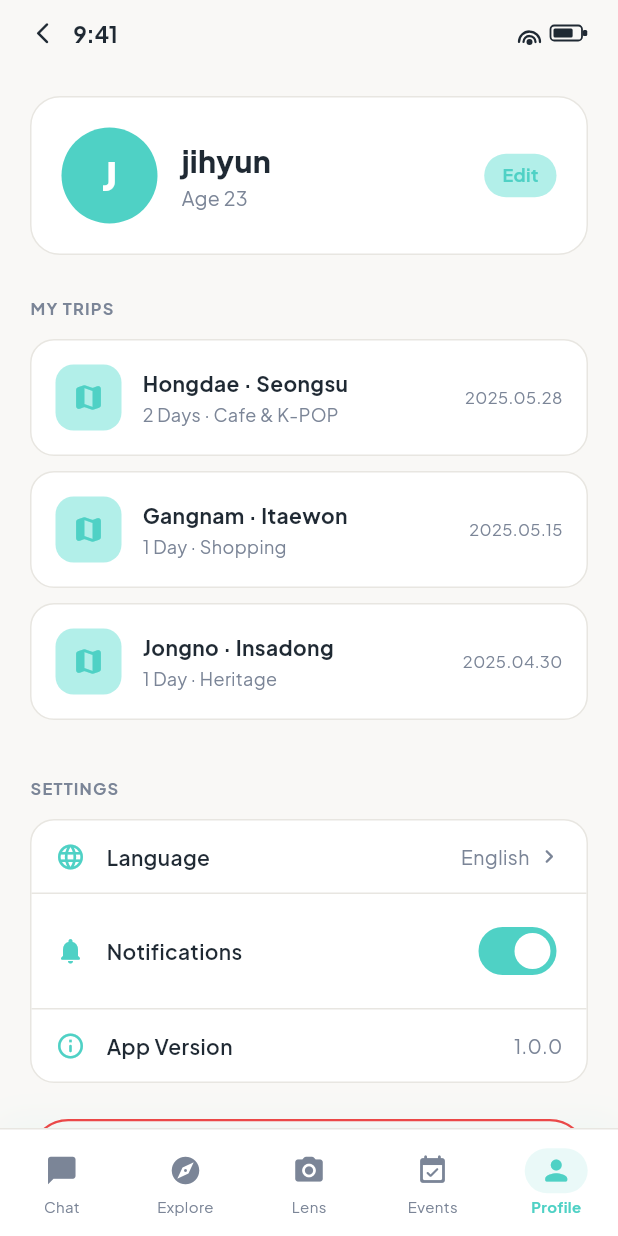
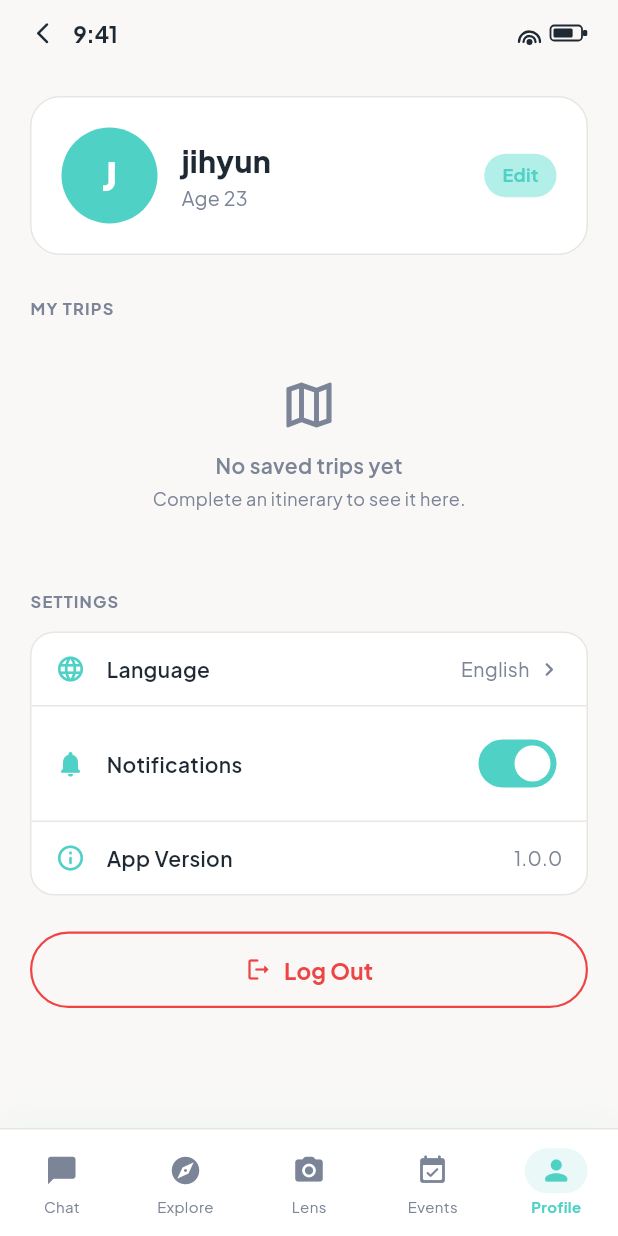
Before and after one commit to kdlee02/seoulfit_flutter_app, a Flutter app: the ProfileScreen screen opened by its route, on a phone screen of 412 x 824 dp. Run offline on Flutter 3.47's test engine with Material 3 defaults, Android fonts, the phone set to English and light mode, and no system bars; our stand-ins replace flutter_map, flutter_tts, google_fonts, image_picker, latlong2, permission_handler and 2 more; missing offline and left inert: file_saver, kakao_map_plugin; accounts and stored records are empty.

Commit message:
feat: emoji restore, checkbox right, My Trips source links, Events Gemini API, shared_preferences
Co-Authored-By: Claude Sonnet 4.6 <noreply@anthropic.com>

```diff
--- a/lib/screens/profile_screen.dart
+++ b/lib/screens/profile_screen.dart
@@ -1,8 +1,10 @@
 import 'package:flutter/material.dart';
 import 'package:google_fonts/google_fonts.dart';
+import 'package:url_launcher/url_launcher.dart';
 import '../theme/app_theme.dart';
 import '../widgets/app_status_bar.dart';
 import '../widgets/app_bottom_nav.dart';
+import '../services/trip_storage_service.dart';
 
 class ProfileScreen extends StatefulWidget {
   const ProfileScreen({super.key});
@@ -12,18 +14,24 @@ class ProfileScreen extends StatefulWidget {
 }
 
 class _ProfileScreenState extends State<ProfileScreen> {
-  // 실제 로그인 연동 시 이 변수들을 교체
   final String _userName = 'jihyun';
   final int _userAge = 23;
 
   bool _notificationsEnabled = true;
   String _language = 'English';
 
-  static const _trips = [
-    _TripRecord('Hongdae · Seongsu', '2 Days', 'Cafe & K-POP', '2025.05.28'),
-    _TripRecord('Gangnam · Itaewon', '1 Day', 'Shopping', '2025.05.15'),
-    _TripRecord('Jongno · Insadong', '1 Day', 'Heritage', '2025.04.30'),
-  ];
+  List<SavedTrip> _trips = [];
+
+  @override
+  void initState() {
+    super.initState();
+    _loadTrips();
+  }
+
+  Future<void> _loadTrips() async {
+    final trips = await TripStorageService.getTrips();
+    if (mounted) setState(() => _trips = trips);
+  }
 
   @override
   Widget build(BuildContext context) {
@@ -44,6 +52,9 @@ class _ProfileScreenState extends State<ProfileScreen> {
                     const SizedBox(height: 28),
                     _sectionLabel('My Trips'),
                     const SizedBox(height: 12),
+                    if (_trips.isEmpty)
+                      _buildEmptyTrips()
+                    else
                       ..._trips.map((t) => _TripCard(trip: t)),
                     const SizedBox(height: 28),
                     _sectionLabel('Settings'),
@@ -59,6 +70,29 @@ class _ProfileScreenState extends State<ProfileScreen> {
             const AppBottomNav(currentIndex: 4),
           ],
         ),
+      ),
+    );
+  }
+
+  Widget _buildEmptyTrips() {
+    return Container(
+      padding: const EdgeInsets.symmetric(vertical: 24),
+      width: double.infinity,
+      child: Column(
+        children: [
+          const Icon(Icons.map_outlined, size: 40, color: kSubtext),
+          const SizedBox(height: 10),
+          Text(
+            'No saved trips yet',
+            style: GoogleFonts.plusJakartaSans(
+                fontSize: 14, fontWeight: FontWeight.w600, color: kSubtext),
+          ),
+          const SizedBox(height: 4),
+          Text(
+            'Complete an itinerary to see it here.',
+            style: GoogleFonts.plusJakartaSans(fontSize: 12, color: kSubtext),
+          ),
+        ],
       ),
     );
   }
@@ -285,17 +319,16 @@ class _ProfileScreenState extends State<ProfileScreen> {
   }
 }
 
-class _TripRecord {
-  final String areas;
-  final String duration;
-  final String theme;
-  final String date;
-  const _TripRecord(this.areas, this.duration, this.theme, this.date);
+class _TripCard extends StatelessWidget {
+  final SavedTrip trip;
+  const _TripCard({required this.trip});
+
+  Future<void> _openLink(String url) async {
+    final uri = Uri.tryParse(url);
+    if (uri != null && await canLaunchUrl(uri)) {
+      await launchUrl(uri, mode: LaunchMode.externalApplication);
     }
-
-class _TripCard extends StatelessWidget {
-  final _TripRecord trip;
-  const _TripCard({required this.trip});
+  }
 
   @override
   Widget build(BuildContext context) {
@@ -307,7 +340,10 @@ class _TripCard extends StatelessWidget {
         borderRadius: BorderRadius.circular(16),
         border: Border.all(color: kCardBorder),
       ),
-      child: Row(
+      child: Column(
+        crossAxisAlignment: CrossAxisAlignment.start,
+        children: [
+          Row(
             children: [
               Container(
                 width: 44,
@@ -323,21 +359,58 @@ class _TripCard extends StatelessWidget {
                 child: Column(
                   crossAxisAlignment: CrossAxisAlignment.start,
                   children: [
-                Text(trip.areas,
+                    Text(trip.title,
                         style: GoogleFonts.plusJakartaSans(
                             fontSize: 14,
                             fontWeight: FontWeight.w700,
                             color: kInk)),
                     const SizedBox(height: 3),
-                Text('${trip.duration} · ${trip.theme}',
+                    Text(trip.date,
                         style: GoogleFonts.plusJakartaSans(
                             fontSize: 12, color: kSubtext)),
                   ],
                 ),
               ),
-          Text(trip.date,
+            ],
+          ),
+          if (trip.sourceLinks.isNotEmpty) ...[
+            const SizedBox(height: 10),
+            const Divider(height: 1, color: kCardBorder),
+            const SizedBox(height: 8),
+            Text(
+              'Sources',
               style: GoogleFonts.plusJakartaSans(
-                  fontSize: 11, color: kSubtext)),
+                  fontSize: 11,
+                  fontWeight: FontWeight.w700,
+                  color: kSubtext,
+                  letterSpacing: 0.5),
+            ),
+            const SizedBox(height: 6),
+            ...trip.sourceLinks.take(3).map((url) => GestureDetector(
+                  onTap: () => _openLink(url),
+                  child: Padding(
+                    padding: const EdgeInsets.only(bottom: 4),
+                    child: Row(
+                      children: [
+                        const Icon(Icons.link_rounded,
+                            size: 13, color: kMint),
+                        const SizedBox(width: 5),
+                        Expanded(
+                          child: Text(
+                            url,
+                            maxLines: 1,
+                            overflow: TextOverflow.ellipsis,
+                            style: GoogleFonts.plusJakartaSans(
+                                fontSize: 11,
+                                color: kMint,
+                                decoration: TextDecoration.underline),
+                          ),
+                        ),
+                      ],
+                    ),
+                  ),
+                )),
+          ],
         ],
       ),
     );
--- /dev/null
+++ b/lib/services/trip_storage_service.dart
@@ -0,0 +1,51 @@
+import 'dart:convert';
+import 'package:shared_preferences/shared_preferences.dart';
+
+class SavedTrip {
+  final String title;
+  final String date;
+  final List<String> sourceLinks;
+
+  const SavedTrip({
+    required this.title,
+    required this.date,
+    required this.sourceLinks,
+  });
+
+  Map<String, dynamic> toJson() => {
+        'title': title,
+        'date': date,
+        'sourceLinks': sourceLinks,
+      };
+
+  factory SavedTrip.fromJson(Map<String, dynamic> json) => SavedTrip(
+        title: json['title'] as String? ?? '',
+        date: json['date'] as String? ?? '',
+        sourceLinks: (json['sourceLinks'] as List?)?.cast<String>() ?? [],
+      );
+}
+
+class TripStorageService {
+  static const _key = 'saved_trips';
+
+  static Future<void> saveTrip(
+      String title, String date, List<String> sourceLinks) async {
+    final prefs = await SharedPreferences.getInstance();
+    final existing = await getTrips();
+    final updated = [
+      SavedTrip(title: title, date: date, sourceLinks: sourceLinks),
+      ...existing,
+    ];
+    final encoded = updated.map((t) => jsonEncode(t.toJson())).toList();
+    await prefs.setStringList(_key, encoded);
+  }
+
+  static Future<List<SavedTrip>> getTrips() async {
+    final prefs = await SharedPreferences.getInstance();
+    final raw = prefs.getStringList(_key) ?? [];
+    return raw
+        .map((s) => SavedTrip.fromJson(
+            jsonDecode(s) as Map<String, dynamic>))
+        .toList();
+  }
+}
--- a/pubspec.yaml
+++ b/pubspec.yaml
@@ -24,6 +24,7 @@ dependencies:
   latlong2: ^0.9.1
   file_saver: ^0.2.14
   flutter_tts: ^4.2.0
+  shared_preferences: ^2.3.0
 
 dev_dependencies:
   flutter_test:
```
Also changed, not shown: lib/screens/final_itinerary_map_screen.dart (+23 -0 lines), lib/screens/transit_explore_screen.dart (+131 -182 lines), lib/screens/user_selection_screen.dart (+28 -28 lines), pubspec.lock, 3 other files. Lines whose indentation alone changed are shown as unchanged.
